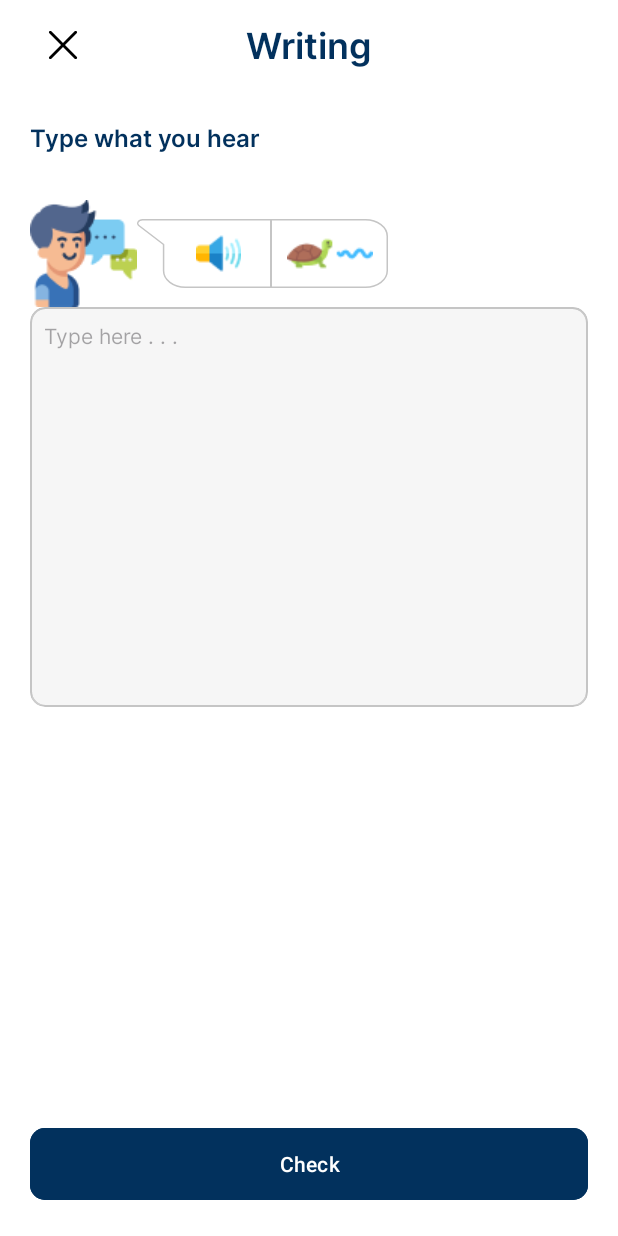
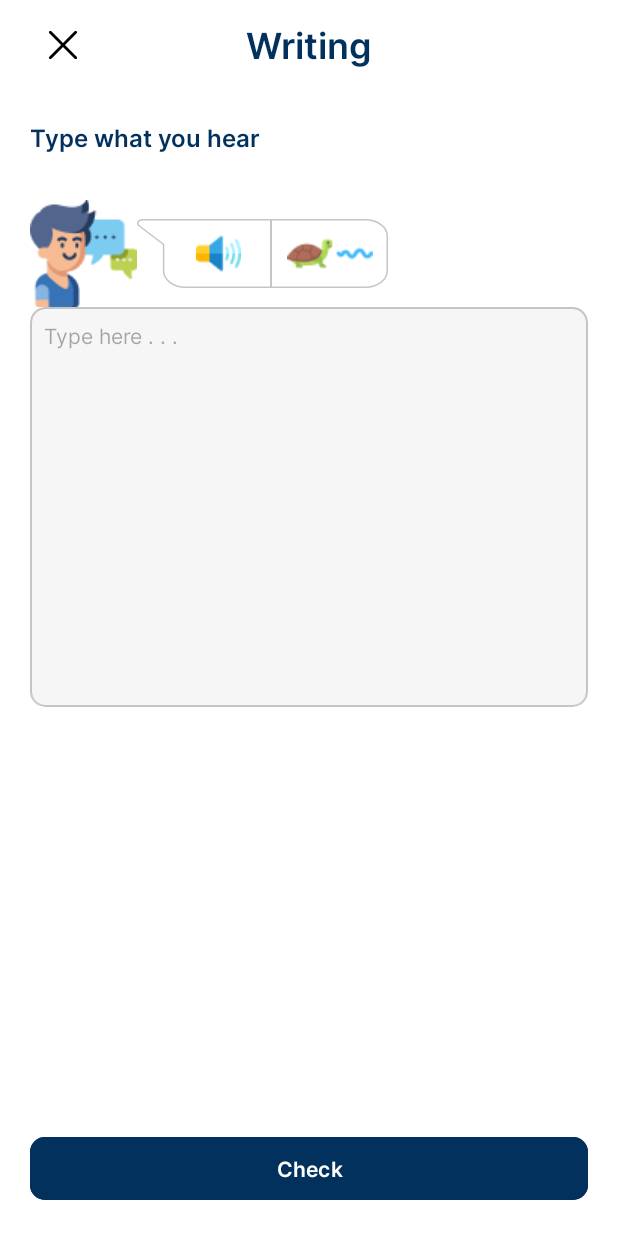
Before and after one commit to GymnastiarR/Mr.Gupazz, an Android app: the WritingActivity screen opened directly, with no data from a screen before it, on a phone screen of 412 x 824 dp. Run offline under Robolectric (Android 15) with nearby library versions, the phone set to English and light mode, and no system bars.

Commit message:
refactor/writing : set style

```diff
--- a/app/src/main/java/com/example/mrgupazz/MainActivity.java
+++ b/app/src/main/java/com/example/mrgupazz/MainActivity.java
@@ -11,8 +11,5 @@ public class MainActivity extends AppCompatActivity {
     protected void onCreate(Bundle savedInstanceState) {
         super.onCreate(savedInstanceState);
         setContentView(R.layout.activity_main);
-
-        Intent intent = new Intent(MainActivity.this, CompletingActivity.class);
-        startActivity(intent);
     }
 }
--- a/app/src/main/res/layout/activity_writing.xml
+++ b/app/src/main/res/layout/activity_writing.xml
@@ -133,11 +133,10 @@
                 android:orientation="vertical"
                 app:layout_constraintBottom_toBottomOf="parent">
                 <com.google.android.material.button.MaterialButton
+                    style="@style/MediumButton.Blue"
                     android:layout_width="match_parent"
-                    android:layout_height="56dp"
-                    android:text="Check"
+                    android:text="@string/check"
                     app:cornerRadius="10dp"
-                    app:layout_constraintBottom_toBottomOf="parent"
                     android:backgroundTint="@color/primary_blue"/>
             </LinearLayout>
         </LinearLayout>
--- a/app/src/main/res/values/strings.xml
+++ b/app/src/main/res/values/strings.xml
@@ -5,4 +5,5 @@
     <string name="menu_ai_assistant">AI Assistant</string>
     <string name="menu_profile">Profile</string>
     <string name="completing">Completing</string>
+    <string name="check">Check</string>
 </resources>
```
